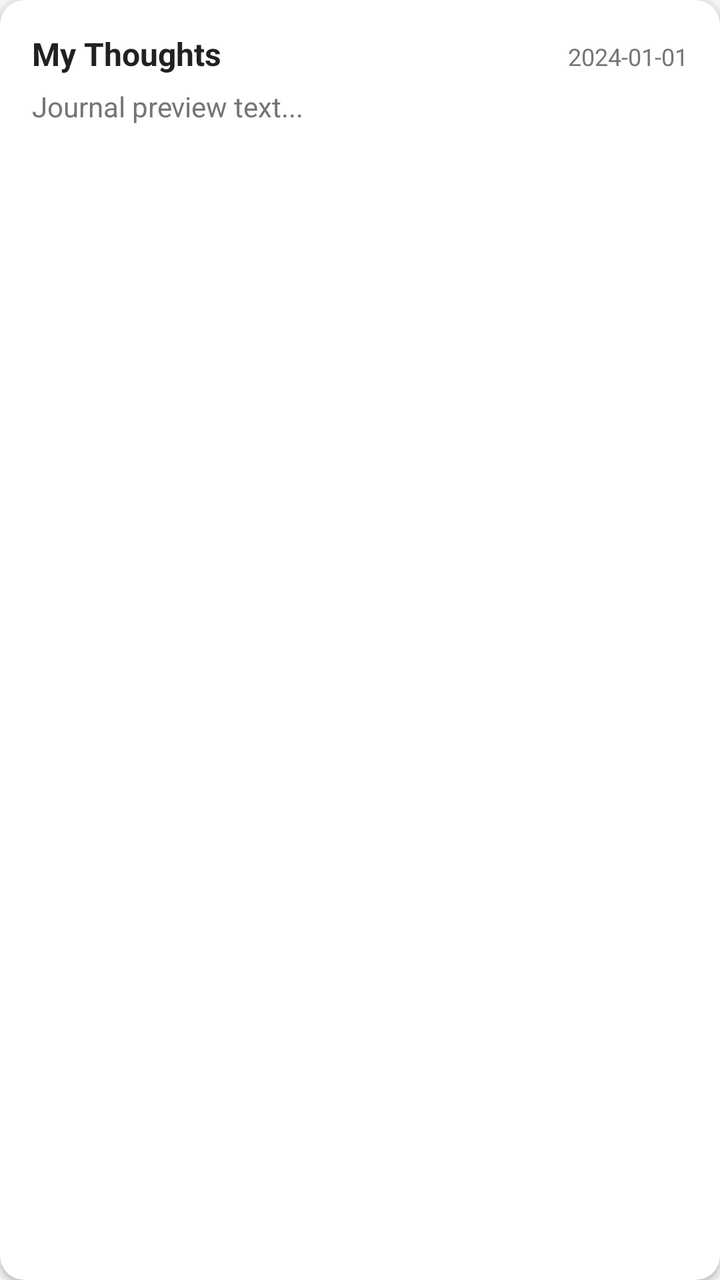
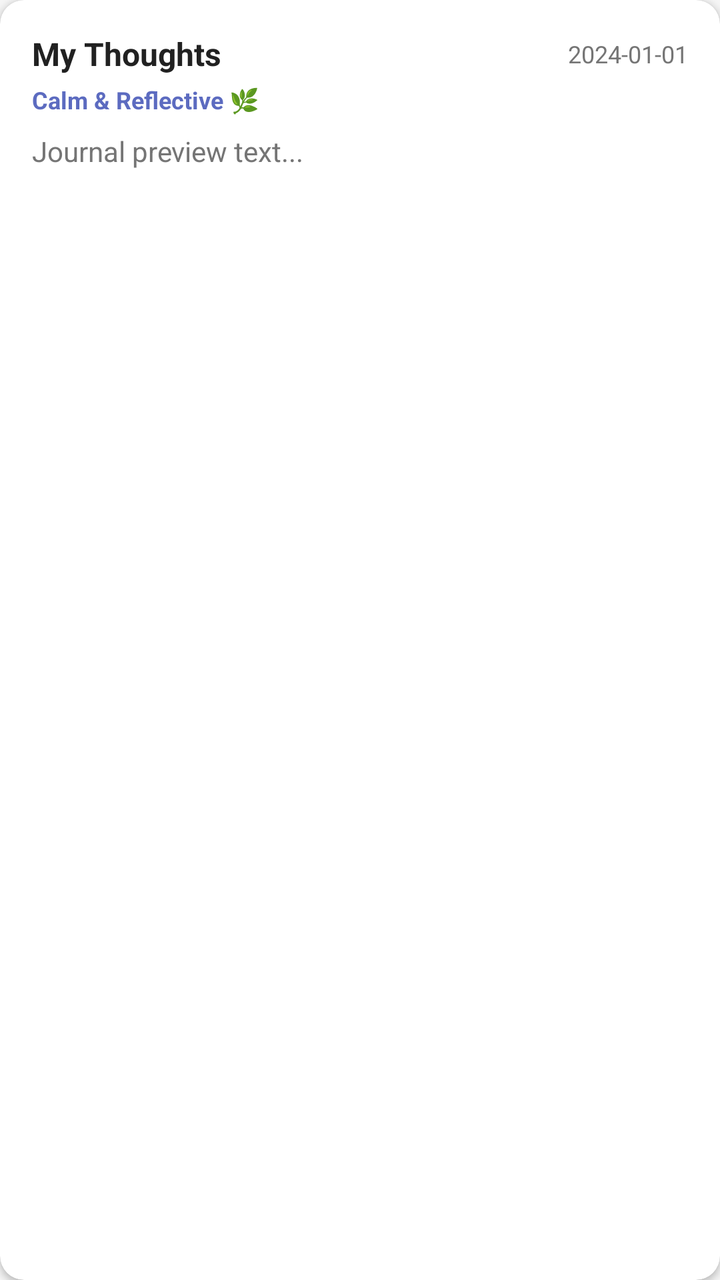

Screens rendered from an Android XML layout before and after an edit, with the pre-edit source and the edit as a unified diff.
<!-- AndroidManifest.xml: application theme AppTheme -->
<!-- res/layout/item_journal.xml -->
<?xml version="1.0" encoding="utf-8"?>
<androidx.cardview.widget.CardView xmlns:android="http://schemas.android.com/apk/res/android"
    xmlns:app="http://schemas.android.com/apk/res-auto"
    android:layout_width="match_parent"
    android:layout_height="wrap_content"
    android:layout_marginBottom="10dp"
    app:cardCornerRadius="12dp"
    app:cardBackgroundColor="@color/card_bg"
    app:cardElevation="2dp">

    <LinearLayout
        android:layout_width="match_parent"
        android:layout_height="wrap_content"
        android:orientation="vertical"
        android:padding="16dp">

        <LinearLayout android:layout_width="match_parent" android:layout_height="wrap_content"
            android:orientation="horizontal" android:layout_marginBottom="6dp">
            <TextView
                android:id="@+id/itemJournalTitle"
                android:layout_width="0dp"
                android:layout_height="wrap_content"
                android:layout_weight="1"
                android:text="My Thoughts"
                android:textSize="16sp"
                android:textStyle="bold"
                android:textColor="@color/text_primary"/>
            <TextView
                android:id="@+id/itemJournalDate"
                android:layout_width="wrap_content"
                android:layout_height="wrap_content"
                android:text="2024-01-01"
                android:textSize="12sp"
                android:textColor="@color/text_secondary"/>
        </LinearLayout>

        <TextView
            android:id="@+id/itemJournalPreview"
            android:layout_width="match_parent"
            android:layout_height="wrap_content"
            android:text="Journal preview text..."
            android:textSize="14sp"
            android:textColor="@color/text_secondary"
            android:lineSpacingMultiplier="1.3"/>
    </LinearLayout>
</androidx.cardview.widget.CardView>
<!-- resources referenced by this layout -->
<resources>
  <color name="card_bg">#FFFFFF</color>
  <color name="text_primary">#212121</color>
  <color name="text_secondary">#757575</color>
  <style name="AppTheme" parent="Theme.MaterialComponents.Light.NoActionBar">
          <item name="colorPrimary">@color/primary</item>
          <item name="colorPrimaryDark">@color/primary_dark</item>
          <item name="colorAccent">@color/accent</item>
          <item name="android:windowBackground">@color/bg_main</item>
          <item name="android:statusBarColor">@color/primary_dark</item>
      </style>
  <color name="primary">#5C6BC0</color>
  <color name="primary_dark">#3949AB</color>
  <color name="accent">#66BB6A</color>
  <color name="bg_main">#F5F5F5</color>
</resources>

<!-- the commit's change to res/layout/item_journal.xml (unified diff, before → after) -->
@@ -14,8 +14,12 @@
         android:orientation="vertical"
         android:padding="16dp">
 
-        <LinearLayout android:layout_width="match_parent" android:layout_height="wrap_content"
-            android:orientation="horizontal" android:layout_marginBottom="6dp">
+        <LinearLayout
+            android:layout_width="match_parent"
+            android:layout_height="wrap_content"
+            android:orientation="horizontal"
+            android:layout_marginBottom="4dp"
+            android:gravity="center_vertical">
             <TextView
                 android:id="@+id/itemJournalTitle"
                 android:layout_width="0dp"
@@ -35,6 +39,16 @@
         </LinearLayout>
 
         <TextView
+            android:id="@+id/itemJournalSentiment"
+            android:layout_width="wrap_content"
+            android:layout_height="wrap_content"
+            android:text="Calm &amp; Reflective 🌿"
+            android:textSize="12sp"
+            android:textStyle="bold"
+            android:textColor="@color/primary"
+            android:layout_marginBottom="8dp"/>
+
+        <TextView
             android:id="@+id/itemJournalPreview"
             android:layout_width="match_parent"
             android:layout_height="wrap_content"
